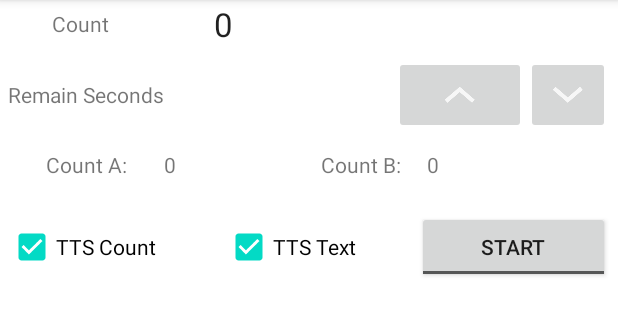
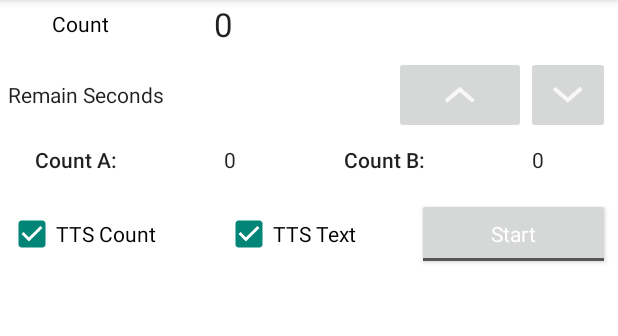
Before and after one commit to hongwk2001/HundredEightV, an Android app: the screen it shows after launch (MainActivity), on a phone screen of 412 x 824 dp, the part 84-420 px from its top. Run offline under Robolectric (Android 15) with nearby library versions, the phone set to English and light mode, and no system bars; our stand-ins replace AdMob; pictures from the network do not load.

Commit message:
color and layout

```diff
--- a/app/src/main/res/layout/activity_main.xml
+++ b/app/src/main/res/layout/activity_main.xml
@@ -22,20 +22,25 @@
         android:id="@+id/TableLayout"
         android:layout_width="match_parent"
         android:layout_height="wrap_content"
-        tools:context="com.tkprof.hundredeightv.MainActivity" >
+        android:theme="@style/AppBaseTheme"
+        android:visibility="visible"
+        tools:context="com.tkprof.hundredeightv.MainActivity">
 
         <TableRow
             android:id="@+id/tableRow01"
             android:layout_width="match_parent"
             android:layout_height="match_parent"
-          android:padding="1dip" >
+            android:padding="1dip"
+            android:visibility="visible">
 
             <TextView
                 android:id="@+id/textView2"
                 android:layout_width="wrap_content"
                 android:layout_height="match_parent"
                 android:gravity="center"
-               android:text="@string/count" />
+                android:text="@string/count"
+                android:textAppearance="@style/TextAppearance.AppCompat.Body1"
+                android:textColor="@color/black" />
 
             <TextView
                 android:id="@+id/count"
@@ -43,7 +48,7 @@
                 android:layout_height="match_parent"
                 android:gravity="center"
                 android:text="0"
-                android:textAppearance="?android:attr/textAppearanceLarge" />
+                android:textAppearance="@style/TextAppearance.AppCompat.Large" />
 
         </TableRow>
 
@@ -51,22 +56,23 @@
             android:id="@+id/tableRow02"
             android:layout_width="match_parent"
             android:layout_height="match_parent"
-          android:padding="5dip" >
+            android:padding="5dip">
 
             <TextView
                 android:id="@+id/textView11"
                 android:layout_width="wrap_content"
                 android:layout_height="match_parent"
                 android:gravity="center"
-              android:text="@string/remain" />
+                android:text="@string/remain"
+                android:textAppearance="@style/TextAppearance.AppCompat.Body1" />
 
             <TextView
                 android:id="@+id/remain_e"
                 android:layout_width="wrap_content"
                 android:layout_height="match_parent"
                 android:layout_weight="1"
-               android:textAppearance="?android:attr/textAppearanceMedium"
-                android:gravity="center" />
+                android:gravity="center"
+                android:textAppearance="@style/TextAppearance.AppCompat.Large" />
 
             <ImageButton
                 android:id="@+id/btn_slower"
@@ -80,8 +86,8 @@
                 android:id="@+id/btn_faster"
                 android:layout_width="wrap_content"
                 android:layout_height="wrap_content"
+                android:contentDescription="@string/faster"
                 android:onClick="f_onClickFaster"
-              android:contentDescription="@string/faster"
                 android:src="@drawable/ic_action_expand" />
 
         </TableRow>
@@ -90,33 +96,40 @@
             android:id="@+id/tableRow03"
             android:layout_width="match_parent"
             android:layout_height="match_parent"
-          android:padding="5dip" >
+            android:paddingTop="2dp"
+            android:paddingEnd="2dp">
 
             <TextView
-            android:id="@+id/textView5"
-            android:layout_width="wrap_content"
+                android:layout_width="0dp"
                 android:layout_height="match_parent"
-            android:gravity="center"
-            android:text="@string/count_a" />
+                android:layout_weight="1"
+                android:gravity="center_horizontal"
+                android:text="@string/count_a"
+                android:textAppearance="@style/TextAppearance.AppCompat.Body2" />
 
             <TextView
                 android:id="@+id/count_a"
-            android:layout_width="wrap_content"
+                android:layout_width="0dp"
                 android:layout_height="match_parent"
-            android:gravity="start" />
+                android:layout_weight="1"
+                android:gravity="center_horizontal"
+                android:textAppearance="@style/TextAppearance.AppCompat.Body1" />
 
             <TextView
-            android:id="@+id/textView7"
-            android:layout_width="wrap_content"
+                android:layout_width="0dp"
                 android:layout_height="match_parent"
-            android:gravity="center"
-            android:text="@string/count_b" />
+                android:layout_weight="1"
+                android:gravity="center_horizontal"
+                android:text="@string/count_b"
+                android:textAppearance="@style/TextAppearance.AppCompat.Body2" />
 
             <TextView
                 android:id="@+id/count_b"
-                android:layout_width="wrap_content"
+                android:layout_width="0dp"
                 android:layout_height="match_parent"
-                android:gravity="start"  />
+                android:layout_weight="1"
+                android:gravity="center_horizontal"
+                android:textAppearance="@style/TextAppearance.AppCompat.Body1" />
 
         </TableRow>
 
@@ -124,7 +137,7 @@
             android:id="@+id/tableRow06"
             android:layout_width="match_parent"
             android:layout_height="match_parent"
-           android:padding="5dip" >
+            android:padding="5dip">
 
         </TableRow>
 
@@ -132,7 +145,7 @@
             android:id="@+id/tableRow07"
             android:layout_width="match_parent"
             android:layout_height="match_parent"
-          android:padding="5dip" >
+            android:padding="5dip">
 
             <CheckBox
                 android:id="@+id/cbx_tts_number"
@@ -146,10 +159,9 @@
                 android:id="@+id/cbx_tts_text"
                 android:layout_width="wrap_content"
                 android:layout_height="match_parent"
+                android:layout_weight="1"
                 android:checked="true"
-             android:layout_weight="1"
                 android:text="@string/cbx_tts_text" />
-
 
 
             <ToggleButton
@@ -158,6 +170,8 @@
                 android:layout_height="wrap_content"
                 android:layout_weight="1"
                 android:onClick="f_onToggleClicked"
+                android:textAppearance="@style/TextAppearance.AppCompat.Body1"
+                android:textColor="@android:color/primary_text_dark"
                 android:textOff="@string/start"
                 android:textOn="@string/pause" />
 
@@ -172,6 +186,7 @@
         android:layout_margin="3dp"
         android:gravity="center"
         android:padding="1dip"
+        android:textColor="@color/my_text_color"
         android:textAppearance="?android:attr/textAppearanceLarge" />
 
 </LinearLayout>
--- a/app/src/main/res/values/colors.xml
+++ b/app/src/main/res/values/colors.xml
@@ -7,4 +7,5 @@
     <color name="teal_700">#FF018786</color>
     <color name="black">#FF000000</color>
     <color name="white">#FFFFFFFF</color>
+    <color name="my_text_color">#FF000000</color>
 </resources>
--- a/app/src/main/res/values/styles.xml
+++ b/app/src/main/res/values/styles.xml
@@ -11,7 +11,6 @@
             backward-compatibility can go here.
         -->
     </style>
-
 
     <!-- Application theme. -->
     <style name="AppTheme" parent="AppBaseTheme">
@@ -32,5 +31,17 @@
            <!-- Customize your theme here. -->
        </style>
 
+        <!-- Custom style for all TextViews -->
+        <style name="GlobalTextViewStyle" parent="Widget.AppCompat.TextView">
+            <item name="android:textColor">@color/my_text_color</item>
+            <!-- You can add other common TextView attributes here -->
+        </style>
 
-        </resources>
+        <!-- Custom style for all CheckBoxes -->
+        <!-- For CheckBox, textColor often refers to the label next to the box -->
+        <style name="GlobalCheckboxStyle" parent="Widget.AppCompat.CompoundButton.CheckBox">
+            <item name="android:textColor">@color/my_text_color</item>
+            <!-- You can add other common CheckBox attributes here -->
+        </style>
+
+ </resources>
```
Lines whose indentation alone changed are shown as unchanged.
